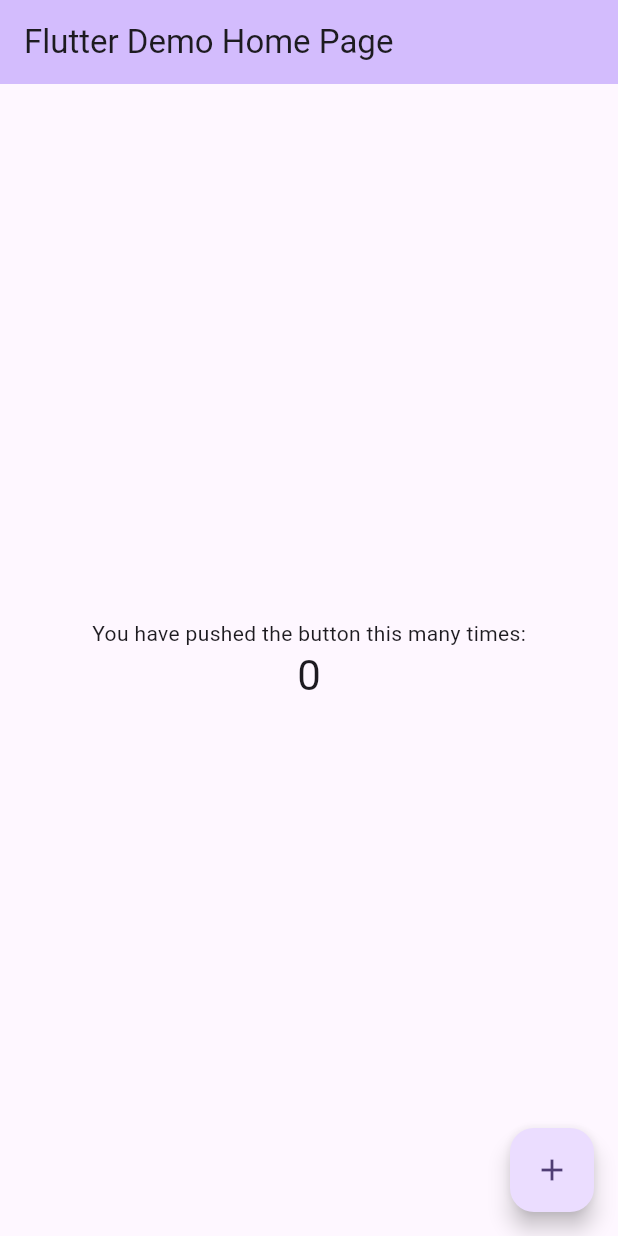
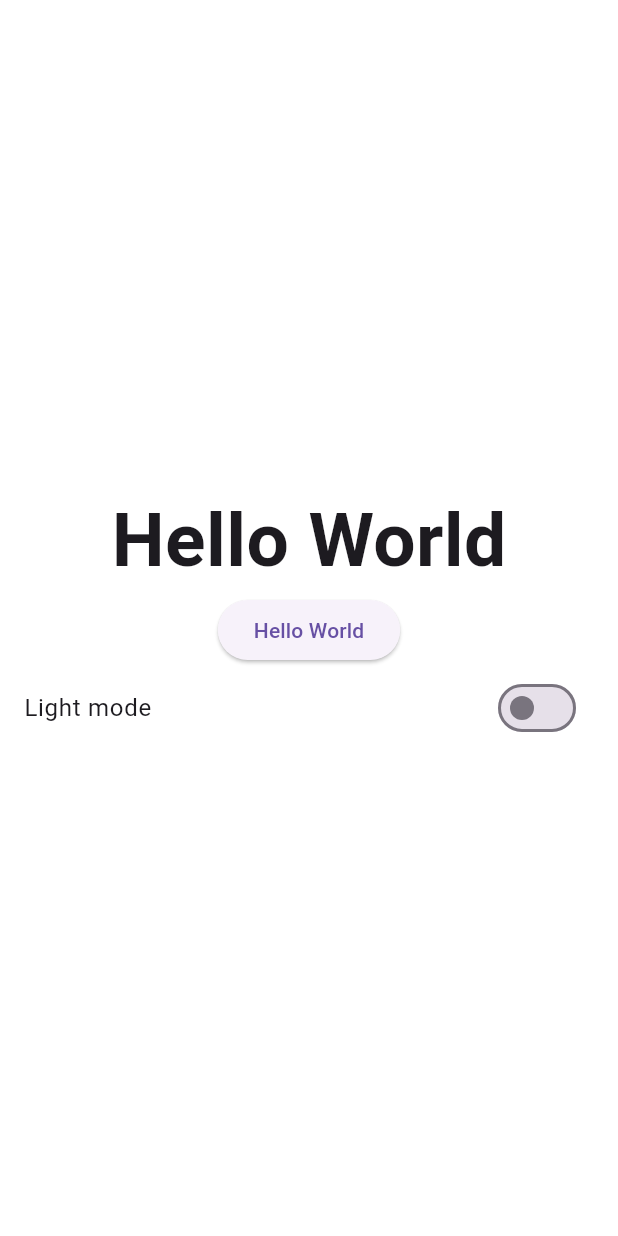
Before and after one commit to Shehab-Emad20/E-commerce, a Flutter app: the screen it shows after launch, on a phone screen of 412 x 824 dp. Run offline on Flutter 3.47's test engine with Material 3 defaults, Android fonts, the phone set to English and light mode, and no system bars; our stand-ins replace shared_preferences.

Commit message:
Implement the light and dark theme with provider state management

```diff
--- /dev/null
+++ b/devtools_options.yaml
@@ -0,0 +1,3 @@
+description: This file stores settings for Dart & Flutter DevTools.
+documentation: https://docs.flutter.dev/tools/devtools/extensions#configure-extension-enablement-states
+extensions:
--- /dev/null
+++ b/lib/consts/app_color.dart
@@ -0,0 +1,9 @@
+import 'package:flutter/material.dart';
+
+class AppColors {
+  static Color lightScaffoldColor = Colors.white;
+  static Color lightPrimary = Color(0xFF181059);
+  static Color lightCardColor = Color.fromARGB(106, 250, 250, 250);
+  static Color darkScaffoldColor = Color.fromARGB(255, 9, 3, 27);
+  static Color darkPrimary = Color.fromARGB(255, 94, 75, 236);
+}
--- /dev/null
+++ b/lib/consts/theme_data.dart
@@ -0,0 +1,18 @@
+import 'package:e_commerce_app/consts/app_color.dart';
+import 'package:flutter/material.dart';
+
+class Styles {
+  //NamedArgemints
+  static ThemeData themeData({
+    required bool isDarkthem,
+    required BuildContext context,
+  }) {
+    return ThemeData(
+      scaffoldBackgroundColor:
+          isDarkthem
+              ? AppColors.darkScaffoldColor
+              : AppColors.lightScaffoldColor,
+      brightness: isDarkthem ? Brightness.dark : Brightness.light,
+    );
+  }
+}
--- a/lib/main.dart
+++ b/lib/main.dart
@@ -1,122 +1,40 @@
+import 'package:e_commerce_app/consts/theme_data.dart';
+import 'package:e_commerce_app/providers/theme_provider.dart';
+import 'package:e_commerce_app/screens/home_screen.dart';
 import 'package:flutter/material.dart';
+import 'package:provider/provider.dart';
 
-void main() {
-  runApp(const MyApp());
+void main() async {
+  WidgetsFlutterBinding.ensureInitialized();
+  runApp(EcommerceApp());
 }
 
-class MyApp extends StatelessWidget {
-  const MyApp({super.key});
+class EcommerceApp extends StatelessWidget {
+  const EcommerceApp({super.key});
 
-  // This widget is the root of your application.
   @override
   Widget build(BuildContext context) {
-    return MaterialApp(
-      title: 'Flutter Demo',
-      theme: ThemeData(
-        // This is the theme of your application.
-        //
-        // TRY THIS: Try running your application with "flutter run". You'll see
-        // the application has a purple toolbar. Then, without quitting the app,
-        // try changing the seedColor in the colorScheme below to Colors.green
-        // and then invoke "hot reload" (save your changes or press the "hot
-        // reload" button in a Flutter-supported IDE, or press "r" if you used
-        // the command line to start the app).
-        //
-        // Notice that the counter didn't reset back to zero; the application
-        // state is not lost during the reload. To reset the state, use hot
-        // restart instead.
-        //
-        // This works for code too, not just values: Most code changes can be
-        // tested with just a hot reload.
-        colorScheme: ColorScheme.fromSeed(seedColor: Colors.deepPurple),
+    return MultiProvider(
+      providers: [
+        ChangeNotifierProvider(
+          create: (_) {
+            return ThemeProvider();
+          },
+        ),
+      ],
+      child: Consumer<ThemeProvider>(
+        builder: (context, themeProvider, child) {
+          return MaterialApp(
+            debugShowCheckedModeBanner: false,
+            title: "Shop Smart AR",
+            theme: Styles.themeData(
+              isDarkthem: themeProvider.getIsDarkTheme,
+              context: context,
+            ),
+            home: HomeScreen(),
+          );
+        },
       ),
-      home: const MyHomePage(title: 'Flutter Demo Home Page'),
     );
   }
 }
-
-class MyHomePage extends StatefulWidget {
-  const MyHomePage({super.key, required this.title});
-
-  // This widget is the home page of your application. It is stateful, meaning
-  // that it has a State object (defined below) that contains fields that affect
-  // how it looks.
-
-  // This class is the configuration for the state. It holds the values (in this
-  // case the title) provided by the parent (in this case the App widget) and
-  // used by the build method of the State. Fields in a Widget subclass are
-  // always marked "final".
-
-  final String title;
-
-  @override
-  State<MyHomePage> createState() => _MyHomePageState();
-}
-
-class _MyHomePageState extends State<MyHomePage> {
-  int _counter = 0;
-
-  void _incrementCounter() {
-    setState(() {
-      // This call to setState tells the Flutter framework that something has
-      // changed in this State, which causes it to rerun the build method below
-      // so that the display can reflect the updated values. If we changed
-      // _counter without calling setState(), then the build method would not be
-      // called again, and so nothing would appear to happen.
-      _counter++;
-    });
-  }
-
-  @override
-  Widget build(BuildContext context) {
-    // This method is rerun every time setState is called, for instance as done
-    // by the _incrementCounter method above.
-    //
-    // The Flutter framework has been optimized to make rerunning build methods
-    // fast, so that you can just rebuild anything that needs updating rather
-    // than having to individually change instances of widgets.
-    return Scaffold(
-      appBar: AppBar(
-        // TRY THIS: Try changing the color here to a specific color (to
-        // Colors.amber, perhaps?) and trigger a hot reload to see the AppBar
-        // change color while the other colors stay the same.
-        backgroundColor: Theme.of(context).colorScheme.inversePrimary,
-        // Here we take the value from the MyHomePage object that was created by
-        // the App.build method, and use it to set our appbar title.
-        title: Text(widget.title),
-      ),
-      body: Center(
-        // Center is a layout widget. It takes a single child and positions it
-        // in the middle of the parent.
-        child: Column(
-          // Column is also a layout widget. It takes a list of children and
-          // arranges them vertically. By default, it sizes itself to fit its
-          // children horizontally, and tries to be as tall as its parent.
-          //
-          // Column has various properties to control how it sizes itself and
-          // how it positions its children. Here we use mainAxisAlignment to
-          // center the children vertically; the main axis here is the vertical
-          // axis because Columns are vertical (the cross axis would be
-          // horizontal).
-          //
-          // TRY THIS: Invoke "debug painting" (choose the "Toggle Debug Paint"
-          // action in the IDE, or press "p" in the console), to see the
-          // wireframe for each widget.
-          mainAxisAlignment: MainAxisAlignment.center,
-          children: <Widget>[
-            const Text('You have pushed the button this many times:'),
-            Text(
-              '$_counter',
-              style: Theme.of(context).textTheme.headlineMedium,
-            ),
-          ],
-        ),
-      ),
-      floatingActionButton: FloatingActionButton(
-        onPressed: _incrementCounter,
-        tooltip: 'Increment',
-        child: const Icon(Icons.add),
-      ), // This trailing comma makes auto-formatting nicer for build methods.
-    );
-  }
-}
--- /dev/null
+++ b/lib/providers/theme_provider.dart
@@ -0,0 +1,23 @@
+import 'package:flutter/widgets.dart';
+import 'package:shared_preferences/shared_preferences.dart';
+
+class ThemeProvider with ChangeNotifier {
+  static const THEME_STATUS = "THEME_STATUS";
+  bool _darkThem = false;
+  bool get getIsDarkTheme => _darkThem;
+  ThemeProvider() {
+    getTheme();
+  }
+  Future<void> setDarkThem({required bool themeValue}) async {
+    SharedPreferences prefs = await SharedPreferences.getInstance();
+    prefs.setBool(THEME_STATUS, themeValue);
+    _darkThem = themeValue;
+    notifyListeners();
+  }
+
+  Future<void> getTheme() async {
+    SharedPreferences prefs = await SharedPreferences.getInstance();
+    _darkThem = prefs.getBool(THEME_STATUS) ?? false;
+    notifyListeners();
+  }
+}
--- /dev/null
+++ b/lib/screens/home_screen.dart
@@ -0,0 +1,35 @@
+import 'package:e_commerce_app/providers/theme_provider.dart';
+import 'package:flutter/material.dart';
+import 'package:provider/provider.dart';
+
+class HomeScreen extends StatelessWidget {
+  const HomeScreen({super.key});
+
+  @override
+  Widget build(BuildContext context) {
+    final themeProvider = Provider.of<ThemeProvider>(context);
+    return Scaffold(
+      body: SafeArea(
+        child: Column(
+          mainAxisAlignment: MainAxisAlignment.center,
+          children: [
+            Text(
+              "Hello World",
+              style: TextStyle(fontSize: 50, fontWeight: FontWeight.w700),
+            ),
+            ElevatedButton(onPressed: () {}, child: Text("Hello World")),
+            SwitchListTile(
+              title: Text(
+                themeProvider.getIsDarkTheme ? "Dark mode" : "Light mode",
+              ),
+              value: themeProvider.getIsDarkTheme,
+              onChanged: (value) {
+                themeProvider.setDarkThem(themeValue: value);
+              },
+            ),
+          ],
+        ),
+      ),
+    );
+  }
+}
--- a/pubspec.yaml
+++ b/pubspec.yaml
@@ -34,6 +34,8 @@ dependencies:
   # The following adds the Cupertino Icons font to your application.
   # Use with the CupertinoIcons class for iOS style icons.
   cupertino_icons: ^1.0.8
+  provider: ^6.1.5
+  shared_preferences: ^2.5.3
 
 dev_dependencies:
   flutter_test:
```
Also changed, not shown: pubspec.lock, 2 other files.
